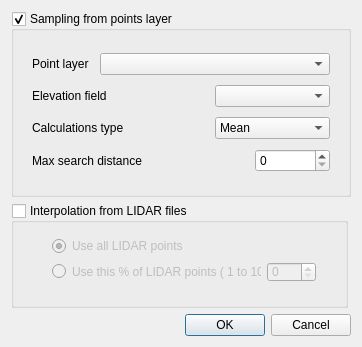
First picture: the form in flo2d/ui/sampling_xyz.ui, repository FLO-2DSoftware/qgis-flo-2d-plugin, before the edit.
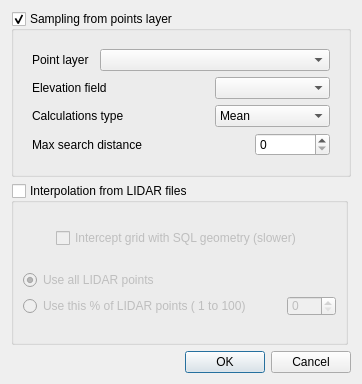
Second picture: the form after the edit. Custom widgets are drawn as their Qt base class.

Commit message: Create grid indexes (col, row) to speed up LIDAR reading and interpolation

What changed in the file:
```diff
--- a/flo2d/ui/sampling_xyz.ui
+++ b/flo2d/ui/sampling_xyz.ui
@@ -7,14 +7,14 @@
     <x>0</x>
     <y>0</y>
     <width>362</width>
-    <height>347</height>
+    <height>384</height>
    </rect>
   </property>
   <property name="windowTitle">
    <string>Elevation Points Assignment</string>
   </property>
-  <layout class="QGridLayout" name="gridLayout_5">
-   <item row="0" column="0" colspan="2">
+  <layout class="QGridLayout" name="gridLayout_8">
+   <item row="0" column="0">
     <widget class="QGroupBox" name="points_layer_grp">
      <property name="title">
       <string>Sampling from points layer</string>
@@ -230,13 +230,13 @@
      </layout>
     </widget>
    </item>
-   <item row="1" column="0" colspan="2">
+   <item row="1" column="0">
     <widget class="QGroupBox" name="lidar_grp">
      <property name="enabled">
       <bool>true</bool>
      </property>
      <property name="sizePolicy">
-      <sizepolicy hsizetype="Fixed" vsizetype="Fixed">
+      <sizepolicy hsizetype="Fixed" vsizetype="Preferred">
        <horstretch>0</horstretch>
        <verstretch>0</verstretch>
       </sizepolicy>
@@ -250,7 +250,7 @@
      <property name="maximumSize">
       <size>
        <width>337</width>
-       <height>105</height>
+       <height>200</height>
       </size>
      </property>
      <property name="title">
@@ -262,16 +262,49 @@
      <property name="checked">
       <bool>false</bool>
      </property>
-     <widget class="QWidget" name="layoutWidget">
-      <property name="geometry">
-       <rect>
-        <x>41</x>
-        <y>33</y>
-        <width>264</width>
-        <height>45</height>
-       </rect>
-      </property>
-      <layout class="QGridLayout" name="gridLayout">
+     <layout class="QGridLayout" name="gridLayout_7">
+      <item row="0" column="0">
+       <layout class="QGridLayout" name="gridLayout_6">
+        <item row="0" column="0">
+         <spacer name="horizontalSpacer_2">
+          <property name="orientation">
+           <enum>Qt::Horizontal</enum>
+          </property>
+          <property name="sizeHint" stdset="0">
+           <size>
+            <width>40</width>
+            <height>20</height>
+           </size>
+          </property>
+         </spacer>
+        </item>
+        <item row="0" column="1">
+         <widget class="QCheckBox" name="use_sql_chbox">
+          <property name="enabled">
+           <bool>false</bool>
+          </property>
+          <property name="text">
+           <string>Intercept grid with SQL geometry (slower)</string>
+          </property>
+         </widget>
+        </item>
+        <item row="0" column="2">
+         <spacer name="horizontalSpacer_5">
+          <property name="orientation">
+           <enum>Qt::Horizontal</enum>
+          </property>
+          <property name="sizeHint" stdset="0">
+           <size>
+            <width>40</width>
+            <height>20</height>
+           </size>
+          </property>
+         </spacer>
+        </item>
+       </layout>
+      </item>
+      <item row="1" column="0">
+       <layout class="QGridLayout" name="gridLayout_5">
        <item row="0" column="0">
         <widget class="QRadioButton" name="use_all_radio">
          <property name="text">
@@ -283,13 +316,15 @@
         </widget>
        </item>
        <item row="1" column="0">
+         <layout class="QGridLayout" name="gridLayout">
+          <item row="0" column="0">
         <widget class="QRadioButton" name="use_porcentage_radio">
          <property name="text">
           <string>Use this % of LIDAR points ( 1 to 100)</string>
          </property>
         </widget>
        </item>
-       <item row="1" column="1">
+          <item row="0" column="1">
         <widget class="QSpinBox" name="porcentage_dbox">
          <property name="sizePolicy">
           <sizepolicy hsizetype="Fixed" vsizetype="Fixed">
@@ -312,10 +347,13 @@
         </widget>
        </item>
       </layout>
-     </widget>
-    </widget>
+        </item>
+       </layout>
+      </item>
+     </layout>
+    </widget>
    </item>
-   <item row="2" column="1">
+   <item row="2" column="0">
     <widget class="QDialogButtonBox" name="buttonBox">
      <property name="orientation">
       <enum>Qt::Horizontal</enum>
```
Lines whose indentation alone changed are shown as unchanged. The commit also changes 7 other files.
